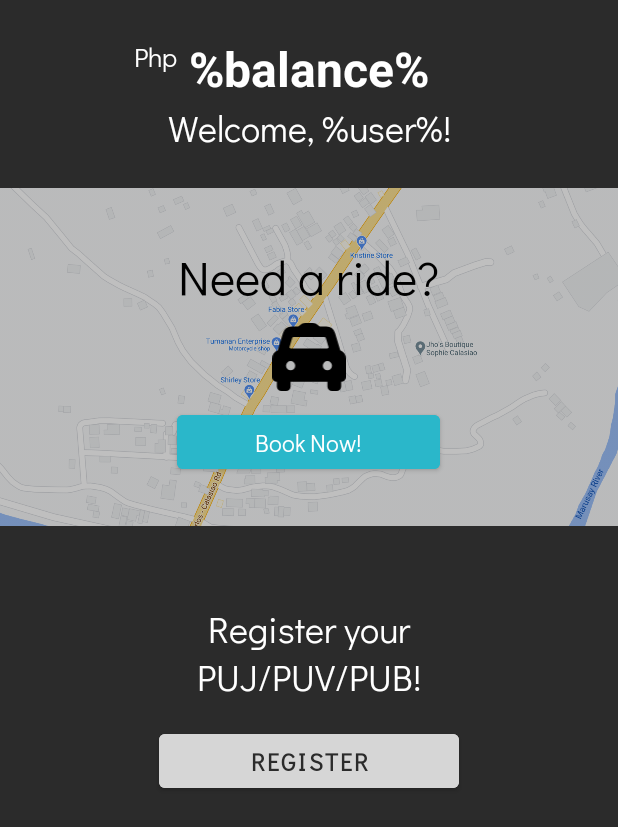
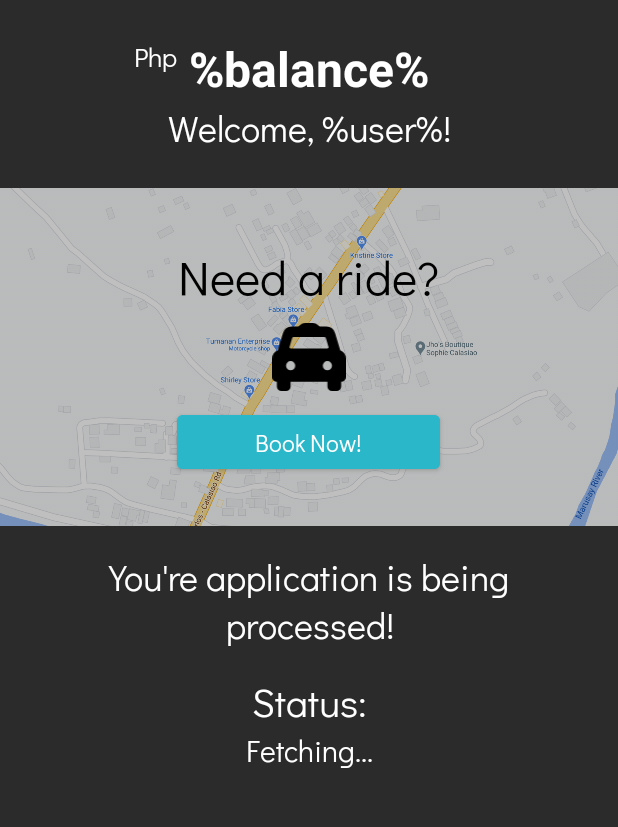
Before and after one commit to Evanchii/PayPoint, an Android app: the layout dashboard.xml on its own in the app's theme, with its tools: preview values and no code run, on a phone screen of 412 x 824 dp. Shown: the top 827 px of the screen. Run offline under Robolectric (Android 15) with nearby library versions, the phone set to English and light mode, and no system bars.

Commit message:
More UI Updates and QOL Changes Changes: Coords(Lat/Lang) will be automatically placed in origin. Map will zoom to your current location Permission Request(Map) added before opening activity Added more buttons in bottom Dashboard Bottom Dashboard is more functional
TO-DO(Phase 1-User)
•History
•Dashboard Controls

```diff
--- a/app/build.gradle
+++ b/app/build.gradle
@@ -57,6 +57,8 @@ dependencies {
     androidTestImplementation 'androidx.test.ext:junit:1.1.2'
     androidTestImplementation 'androidx.test.espresso:espresso-core:3.3.0'
 
+    //noinspection GradleDependency
+    implementation "com.google.android.gms:play-services-location:17.0.0"
 
     implementation platform('com.google.firebase:firebase-bom:26.2.0')
     implementation 'com.google.firebase:firebase-analytics'
--- a/app/src/main/res/layout/dashboard.xml
+++ b/app/src/main/res/layout/dashboard.xml
@@ -156,11 +156,11 @@
                 android:layout_marginTop="16dp"
                 android:gravity="center|center_horizontal|center_vertical"
                 android:orientation="vertical"
-                android:visibility="visible"
+                android:visibility="gone"
                 app:layout_constraintEnd_toEndOf="parent"
                 app:layout_constraintStart_toStartOf="parent"
                 app:layout_constraintTop_toBottomOf="@+id/dashboard_background"
-                tools:visibility="visible">
+                tools:visibility="gone">
 
                 <TextView
                     android:id="@+id/dashboard_registerTxt"
@@ -196,7 +196,7 @@
                 app:layout_constraintEnd_toEndOf="parent"
                 app:layout_constraintStart_toStartOf="parent"
                 app:layout_constraintTop_toBottomOf="@+id/dashboard_background"
-                tools:visibility="gone">
+                tools:visibility="visible">
 
                 <TextView
                     android:id="@+id/dashboard_procTxt"
@@ -228,6 +228,31 @@
                     android:textAlignment="center"
                     android:textColor="@color/white"
                     android:textSize="20sp" />
+
+                <Button
+                    android:id="@+id/dashboard_qr"
+                    android:layout_width="wrap_content"
+                    android:layout_height="wrap_content"
+                    android:backgroundTint="@color/white"
+                    android:fontFamily="@font/main_font"
+                    android:insetTop="0dp"
+                    android:insetBottom="0dp"
+                    android:text="Get your QR Code!"
+                    android:textColor="@color/black"
+                    android:visibility="gone" />
+
+                <Button
+                    android:id="@+id/dashboard_confirmStatus"
+                    android:layout_width="wrap_content"
+                    android:layout_height="wrap_content"
+                    android:backgroundTint="@color/white"
+                    android:fontFamily="@font/main_font"
+                    android:insetTop="0dp"
+                    android:insetBottom="0dp"
+                    android:text="OK"
+                    android:textColor="@color/black"
+                    android:visibility="gone"
+                    tools:visibility="gone" />
 
             </LinearLayout>
 
```
Also changed, not shown: app/src/main/java/xyz/paypnt/paypoint/Dashboard.java (+26 -2 lines), app/src/main/java/xyz/paypnt/paypoint/DriverRegister.java (+15 -1 lines), app/src/main/java/xyz/paypnt/paypoint/map_activity.java (+21 -15 lines), app/src/main/res/values/themes.xml (+1 -12 lines).
